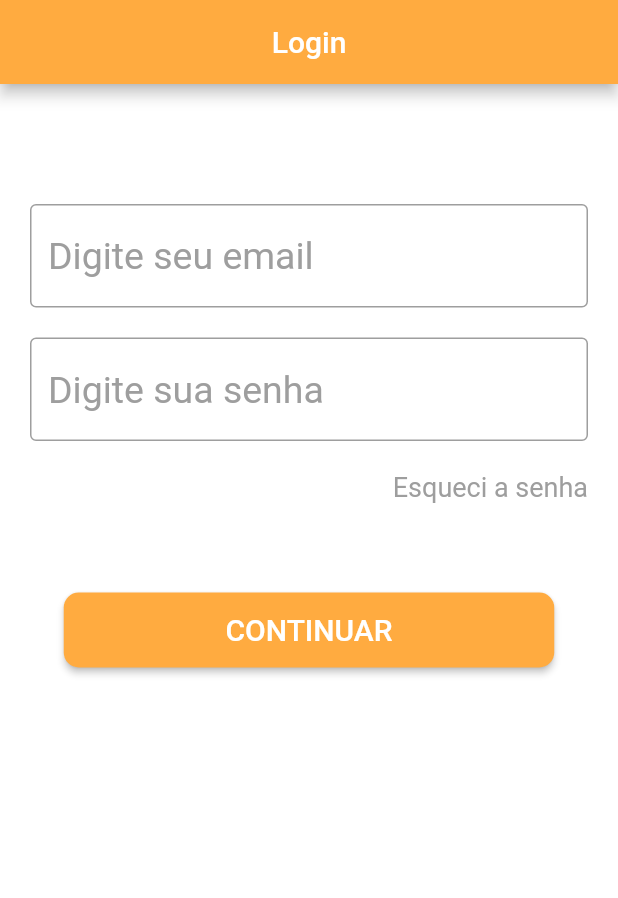
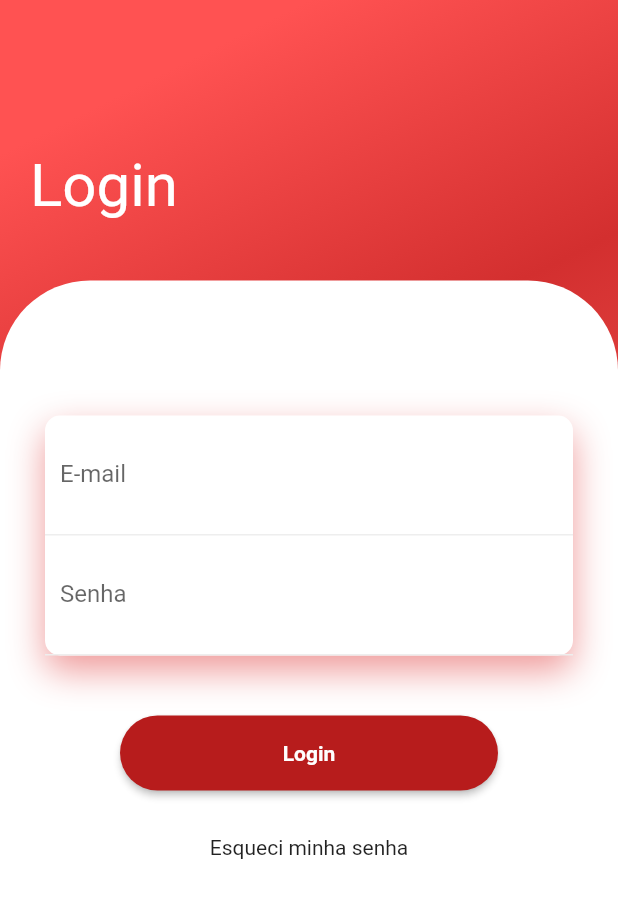
Before and after one commit to Coringa131830/regis-app, a Flutter app: the screen it shows after launch, on a phone screen of 412 x 824 dp. Shown: the top 898 px of the screen. Run offline on Flutter 3.47's test engine with Material 2 defaults, Android fonts, the light colour scheme and no system bars; our stand-ins replace firebase_auth, firebase_core, font_awesome_flutter, shared_preferences, simple_animations; accounts and stored records are empty.

Commit message:
Estilização da página de login

```diff
--- /dev/null
+++ b/lib/animation/fade_animation.dart
@@ -0,0 +1,33 @@
+import 'package:flutter/material.dart';
+import 'package:simple_animations/simple_animations.dart';
+
+class FadeAnimation extends StatelessWidget {
+  final double delay;
+  final Widget child;
+
+  FadeAnimation(this.delay, this.child);
+
+  @override
+  Widget build(BuildContext context) {
+    final tween = MultiTrackTween([
+      Track("opacity").add(Duration(milliseconds: 500), Tween(begin: 0.0, end: 1.0)),
+      Track("translateY").add(
+          Duration(milliseconds: 500), Tween(begin: -30.0, end: 0.0),
+          curve: Curves.easeOut)
+    ]);
+
+    return ControlledAnimation(
+      delay: Duration(milliseconds: (500 * delay).round()),
+      duration: tween.duration,
+      tween: tween,
+      child: child,
+      builderWithChild: (context, child, animation) => Opacity(
+        opacity: animation["opacity"],
+        child: Transform.translate(
+            offset: Offset(0, animation["translateY"]),
+            child: child
+        ),
+      ),
+    );
+  }
+}
--- a/lib/pages/login/login_page.dart
+++ b/lib/pages/login/login_page.dart
@@ -1,12 +1,9 @@
 import 'package:firebase_auth/firebase_auth.dart';
 import 'package:flutter/material.dart';
-import 'package:smart_pantry/pages/home/home_page.dart';
+import 'package:smart_pantry/animation/fade_animation.dart';
 import 'package:smart_pantry/pages/home/initial_page.dart';
-import 'package:smart_pantry/pages/login/usuario.dart';
 import 'package:smart_pantry/utils/alert.dart';
 import 'package:smart_pantry/utils/nav.dart';
-import 'package:smart_pantry/widgets/app_button.dart';
-import 'package:smart_pantry/widgets/app_text.dart';
 
 class LoginPage extends StatefulWidget {
   @override
@@ -14,39 +11,22 @@ class LoginPage extends StatefulWidget {
 }
 
 class _LoginPageState extends State<LoginPage> {
-  @override
-  void initState() {
-    super.initState();
+  final _tLogin = TextEditingController();
 
-    Future<Usuario> future = Usuario.get();
-
-    future.then((Usuario user) {
-      if (user != null)
-        setState(() {
-          _tLogin.text = user.email;
-        });
-    });
-  }
+  final _tSenha = TextEditingController();
 
   final _formKey = GlobalKey<FormState>();
 
   bool _showProgress = false;
 
-  final _tLogin = TextEditingController();
-
-  final _tSenha = TextEditingController();
-
-  final _focusSenha = FocusNode();
+  @override
+  void initState() {
+    super.initState();
+  }
 
   @override
   Widget build(BuildContext context) {
     return Scaffold(
-      backgroundColor: Colors.white,
-      appBar: AppBar(
-        backgroundColor: Colors.orangeAccent,
-        title: Text("Login"),
-        centerTitle: true,
-      ),
       body: _body(),
     );
   }
@@ -55,81 +35,169 @@ class _LoginPageState extends State<LoginPage> {
     return Form(
       key: _formKey,
       child: Container(
-        color: Colors.white,
-        padding: EdgeInsets.symmetric(horizontal: 20, vertical: 20),
-        child: SingleChildScrollView(
-          child: Container(
-            child: Center(
+        width: double.infinity,
+        decoration: BoxDecoration(
+          gradient: LinearGradient(
+            begin: Alignment.topCenter,
+            colors: [
+              Colors.redAccent,
+              Colors.red[700],
+              Colors.red[400],
+            ],
+          ),
+        ),
         child: Column(
-                crossAxisAlignment: CrossAxisAlignment.center,
-                mainAxisAlignment: MainAxisAlignment.center,
-                children: [
-                  SizedBox(height: 30),
-                  SizedBox(height: 30),
-                  AppText(
-                    "Digite seu email",
-                    "",
-                    validator: (s) => _validateLogin(s),
-                    controller: _tLogin,
-                    nextFocus: _focusSenha,
-                    keyboardType: TextInputType.emailAddress,
-                    inputAction: TextInputAction.next,
+          crossAxisAlignment: CrossAxisAlignment.start,
+          children: <Widget>[
+            SizedBox(
+              height: 80,
+            ),
+            Padding(
+              padding: EdgeInsets.all(20),
+              child: FadeAnimation(
+                  1,
+                  Text(
+                    "Login",
+                    style: TextStyle(color: Colors.white, fontSize: 40),
+                  )),
             ),
             SizedBox(height: 20),
-                  AppText(
-                    "Digite sua senha",
-                    "",
-                    validator: (s) => _validateSenha(s),
+            Expanded(
+              child: Container(
+                decoration: BoxDecoration(
+                    color: Colors.white,
+                    borderRadius: BorderRadius.only(
+                        topLeft: Radius.circular(60),
+                        topRight: Radius.circular(60))),
+                child: SingleChildScrollView(
+                  child: Padding(
+                    padding: EdgeInsets.all(30),
+                    child: Column(
+                      children: <Widget>[
+                        SizedBox(
+                          height: 60,
+                        ),
+                        FadeAnimation(
+                            1.4,
+                            Container(
+                              decoration: BoxDecoration(
+                                  color: Colors.white,
+                                  borderRadius: BorderRadius.circular(10),
+                                  boxShadow: [
+                                    BoxShadow(
+                                      color: Colors.red[200],
+                                        // color: Color.fromRGBO(225, 95, 27, .3),
+                                        blurRadius: 20,
+                                        offset: Offset(0, 10))
+                                  ]),
+                              child: Column(
+                                children: <Widget>[
+                                  Container(
+                                    padding: EdgeInsets.all(10),
+                                    decoration: BoxDecoration(
+                                        border: Border(
+                                            bottom: BorderSide(
+                                                color: Colors.grey[200]))),
+                                    child: TextFormField(
+                                      decoration: InputDecoration(
+                                        labelText: "E-mail",
+                                        hintText: "Digite seu e-mail",
+                                        hintStyle:
+                                            TextStyle(color: Colors.grey),
+                                        border: InputBorder.none,
+                                      ),
+                                      controller: _tLogin,
+                                      validator: _validateLogin,
+                                      textInputAction: TextInputAction.next,
+                                      keyboardType: TextInputType.emailAddress,
+                                    ),
+                                  ),
+                                  Container(
+                                    padding: EdgeInsets.all(10),
+                                    decoration: BoxDecoration(
+                                        border: Border(
+                                            bottom: BorderSide(
+                                                color: Colors.grey[200]))),
+                                    child: TextFormField(
+                                      decoration: InputDecoration(
+                                        labelText: "Senha",
+                                        hintText: "Digite sua senha",
+                                        hintStyle:
+                                            TextStyle(color: Colors.grey),
+                                        border: InputBorder.none,
+                                      ),
                                       controller: _tSenha,
-                    focusNode: _focusSenha,
+                                      validator: _validateSenha,
+                                      textInputAction: TextInputAction.done,
                                       keyboardType: TextInputType.text,
-                    inputAction: TextInputAction.done,
-                    password: true,
-                  ),
-                  Row(
-                    crossAxisAlignment: CrossAxisAlignment.center,
-                    mainAxisAlignment: MainAxisAlignment.end,
-                    children: [
-                      Padding(
-                        padding: const EdgeInsets.symmetric(vertical: 20),
-                        child: Text(
-                          "Esqueci a senha",
-                          style: TextStyle(
-                            fontSize: 18,
-                            color: Colors.grey,
-                          ),
+                                      obscureText: true,
                                     ),
                                   ),
                                 ],
                               ),
-                  SizedBox(height: 20),
-                  Padding(
-                      padding: const EdgeInsets.symmetric(
-                          vertical: 20, horizontal: 10),
-                      child: AppButton(
-                        "CONTINUAR",
+                            )),
+                        SizedBox(
+                          height: 40,
+                        ),
+                        FadeAnimation(
+                            1.6,
+                            Container(
+                              height: 50,
+                              margin: EdgeInsets.symmetric(horizontal: 50),
+                              child: RaisedButton(
+                                color: Colors.red[900],
+                                shape: RoundedRectangleBorder(
+                                  borderRadius: BorderRadius.circular(25),
+                                ),
                                 onPressed: _signInWithEmailAndPassword,
-                        showprogress: _showProgress,
+                                child: Center(
+                                  child: _showProgress
+                                      ? CircularProgressIndicator(
+                                          valueColor: AlwaysStoppedAnimation(
+                                            Colors.white,
+                                          ),
+                                        )
+                                      : Text(
+                                          "Login",
+                                          style: TextStyle(
+                                              color: Colors.white,
+                                              fontWeight: FontWeight.bold),
+                                        ),
+                                ),
+                              ),
                             )),
+                        SizedBox(
+                          height: 30,
+                        ),
+                        FadeAnimation(
+                          1.9,
+                          InkWell(
+                            child: Text("Esqueci minha senha"),
+                            onTap: () {},
+                          ),
+                        ),
                       ],
                     ),
                   ),
                 ),
               ),
             ),
+          ],
+        ),
+      ),
     );
   }
 
-  String _validateLogin(String text) {
+  String _validateLogin(text) {
     if (text.isEmpty) {
-      return "Digite o e-mail";
+      return "Digite o login";
     }
     return null;
   }
 
-  String _validateSenha(String text) {
+  String _validateSenha(text) {
     if (text.isEmpty) {
-      return "Digite a sua senha";
+      return "Digite a senha";
     }
     return null;
   }
@@ -139,13 +207,7 @@ class _LoginPageState extends State<LoginPage> {
       return;
     }
 
-
-    setState(() {
-      _showProgress = true;
-    });
-
-
-    final User fUser = (await FirebaseAuth.instance
+    final User user = (await FirebaseAuth.instance
             .signInWithEmailAndPassword(
       email: _tLogin.text,
       password: _tSenha.text,
@@ -154,20 +216,14 @@ class _LoginPageState extends State<LoginPage> {
       setState(() {
         _showProgress = false;
       });
-      alert(context, "Não foi possível fazer o login, tente novamente!");
+
+      alert(context, "Não foi possível fazer o login, tente novamente.");
     }))
         .user;
-
-    // Cria um usuario do app
-    final user = Usuario(
-        nome: fUser.displayName, email: fUser.email, foto: fUser.photoURL);
-    user.save();
 
     setState(() {
       _showProgress = false;
     });
-
-
     if (user != null) {
       push(context, InitialPage(), replace: true);
     } else {
--- a/pubspec.yaml
+++ b/pubspec.yaml
@@ -37,6 +37,9 @@ dependencies:
   toast: ^0.1.5
   cached_network_image: ^2.2.0+1
   share: ^0.6.4+3
+
+  simple_animations: ^2.2.1
+  sa_v1_migration: ^1.1.2
 
   # FIREBASE
   firebase_core: ^0.5.0
```
Also changed, not shown: pubspec.lock. Lines whose indentation alone changed are shown as unchanged.
